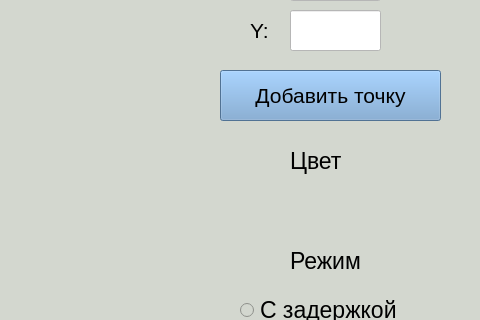
Defo0000/bmstu_cg, file lab_05/window.ui: the form before one commit; both pictures show x 720 to 1200 and y 100 to 420 of the 1200 by 800 pixel window.
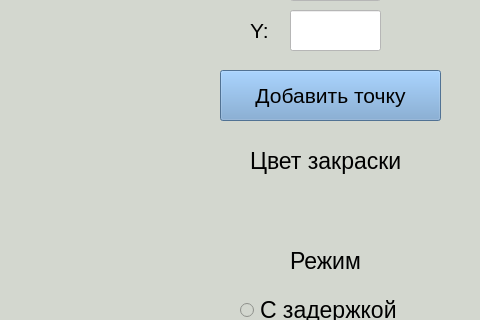
The form after the commit.

Commit message: add time measuring

```diff
--- a/lab_05/window.ui
+++ b/lab_05/window.ui
@@ -193,9 +193,9 @@
    <widget class="QLabel" name="label_5">
     <property name="geometry">
      <rect>
-      <x>1010</x>
+      <x>970</x>
       <y>240</y>
-      <width>91</width>
+      <width>161</width>
       <height>41</height>
      </rect>
     </property>
@@ -205,7 +205,7 @@
      </font>
     </property>
     <property name="text">
-     <string>Цвет</string>
+     <string>Цвет закраски</string>
     </property>
    </widget>
    <widget class="QPushButton" name="fill">
```
The commit also changes 2 other files.
